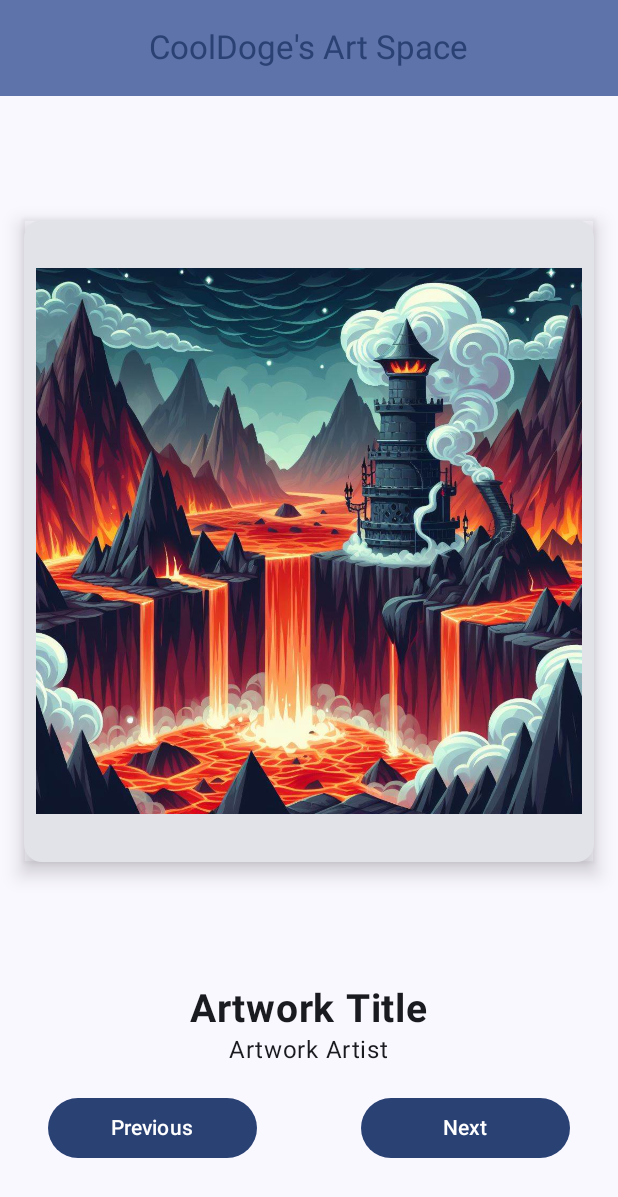
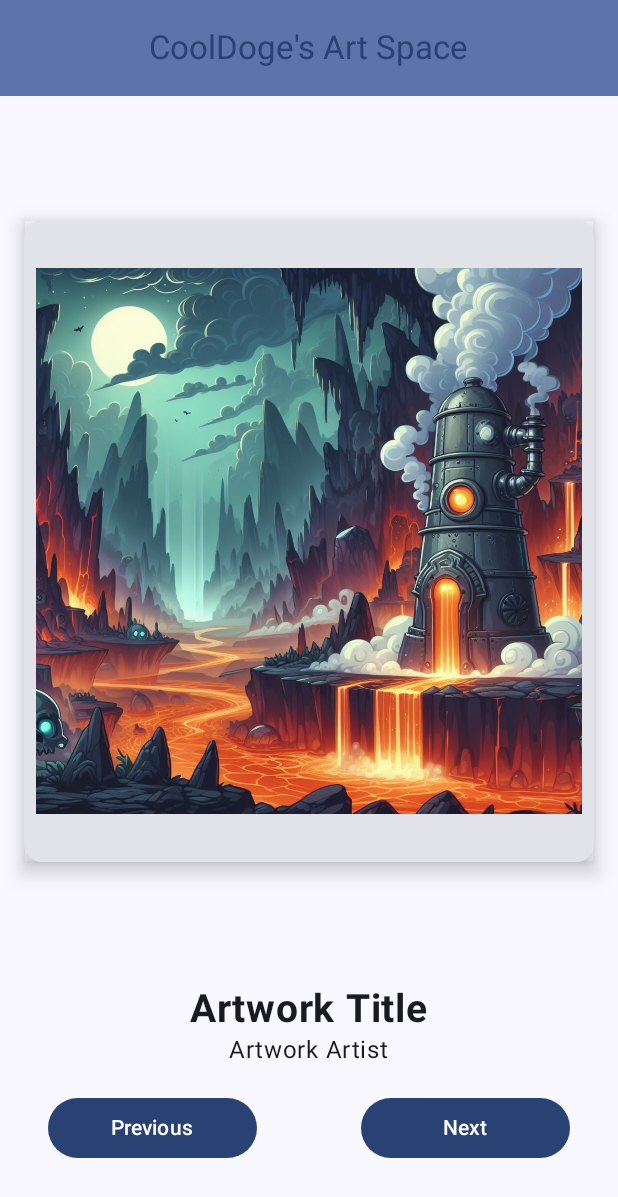
Before and after one commit to Co0lDoge/CD-Art-Space, an Android app built with Jetpack Compose: the screen it shows after launch (MainActivity), after a tap on "Next", on a phone screen of 412 x 824 dp. Shown: the top 1197 px of the screen. Run offline under Robolectric (Android 15) with nearby library versions, the phone set to English and light mode, and no system bars.

Commit message:
Implement data class "ImageData" containing all relevant image information Implement the ability to scroll images (string data is still static)

```diff
--- a/app/src/main/java/com/example/cdartspace/MainActivity.kt
+++ b/app/src/main/java/com/example/cdartspace/MainActivity.kt
@@ -32,6 +32,7 @@ import androidx.compose.ui.text.font.FontWeight
 import androidx.compose.ui.tooling.preview.Preview
 import androidx.compose.ui.unit.dp
 import androidx.compose.ui.unit.sp
+import com.example.cdartspace.data.ImageData
 import com.example.cdartspace.ui.theme.CDArtSpaceTheme
 
 class MainActivity : ComponentActivity() {
@@ -77,7 +78,8 @@ fun ArtSpaceApp(modifier: Modifier = Modifier) {
 
 @Composable
 fun ArtSpaceScreen(modifier: Modifier = Modifier) {
-    var currentImage by remember { mutableIntStateOf(1) }
+    var currentImageNum by remember { mutableIntStateOf(0) }
+    val imageSet = ImageData.getImagesData()
 
     Column(
         verticalArrangement = Arrangement.SpaceBetween,
@@ -95,14 +97,16 @@ fun ArtSpaceScreen(modifier: Modifier = Modifier) {
                 .shadow(8.dp)
         ) {
             Image(
-                painter = painterResource(id = R.drawable.landscape_1),
+                painter = painterResource(id = imageSet[currentImageNum].imageRes),
                 contentDescription = null,
                 modifier = modifier
                     .align(Alignment.CenterHorizontally)
-                    .padding(top = 32.dp)
-                    .padding(bottom = 32.dp)
-                    .padding(start = 8.dp)
-                    .padding(end = 8.dp)
+                    .padding(
+                        top = 32.dp,
+                        bottom = 32.dp,
+                        start = 8.dp,
+                        end = 8.dp
+                    )
             )
         }
 
@@ -127,16 +131,40 @@ fun ArtSpaceScreen(modifier: Modifier = Modifier) {
                     .padding(bottom = 16.dp)
                     .padding(top = 16.dp)
             ) {
-                Button(onClick = { /*TODO*/ }, modifier.weight(1f)) {
+                Button(
+                    onClick = { currentImageNum = onPreviousClick(currentImageNum, imageSet) },
+                    modifier.weight(1f)
+                ) {
                     Text(text = "Previous")
                 }
+
                 Spacer(modifier.weight(0.5f))
-                Button(onClick = { /*TODO*/ }, modifier.weight(1f)) {
+
+                Button(
+                    onClick = { currentImageNum = onNextClick(currentImageNum, imageSet) },
+                    modifier.weight(1f)
+                ) {
                     Text(text = "Next")
                 }
             }
         }
     }
+}
+
+private fun onNextClick(currentImageNum: Int, imageSet: List<ImageData>): Int {
+    var newValue = currentImageNum
+    return if (currentImageNum < imageSet.size-1)
+        ++newValue
+    else
+        newValue
+}
+
+private fun onPreviousClick(currentImageNum: Int, imageSet: List<ImageData>): Int {
+    var newValue = currentImageNum
+    return if (currentImageNum > 0)
+        --newValue
+    else
+        newValue
 }
 
 @Preview(showBackground = true)
--- /dev/null
+++ b/app/src/main/java/com/example/cdartspace/data/ImageData.kt
@@ -0,0 +1,39 @@
+package com.example.cdartspace.data
+
+import androidx.annotation.DrawableRes
+import com.example.cdartspace.R
+
+
+data class ImageData(
+    @DrawableRes val imageRes: Int,
+    val titleRes: String,
+    val artistRes: String
+) {
+    companion object {
+        fun getImagesData(): List<ImageData> {
+            return listOf(
+                ImageData(
+                    R.drawable.landscape_1,
+                    "Title 1",
+                    "Artist 1"
+                ),
+                ImageData(
+                    R.drawable.landscape_2,
+                    "Title 2",
+                    "Artist 2"
+                ),
+                ImageData(
+                    R.drawable.landscape_3,
+                    "Title 3",
+                    "Artist 3"
+                ),
+                ImageData(
+                    R.drawable.landscape_4,
+                    "Title 4",
+                    "Artist 4"
+                )
+
+            )
+        }
+    }
+}
```
